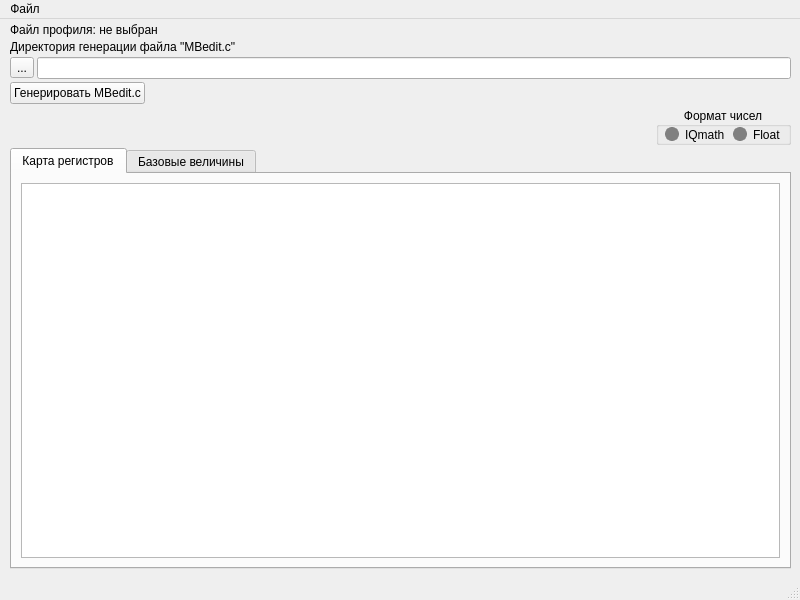
Arti-Goldmann/modbusEdit, file mainwindow.ui: the form before one commit.
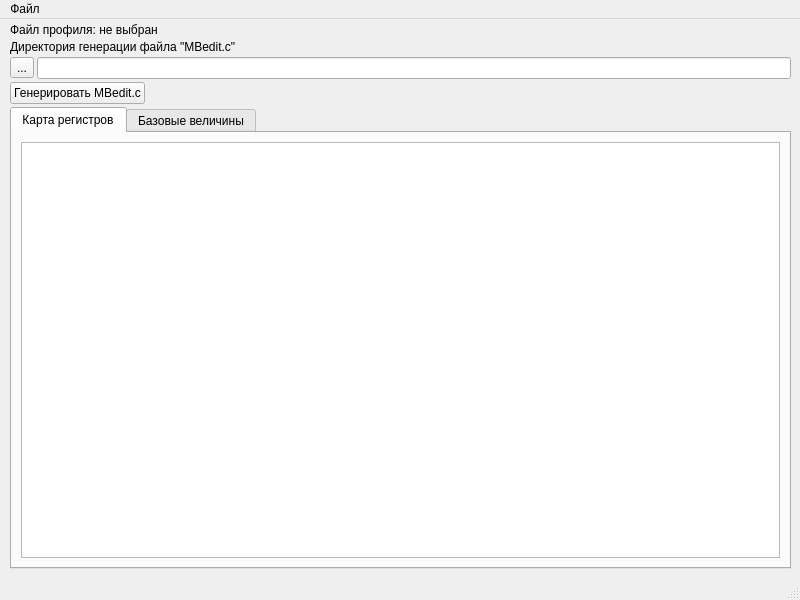
The form after the commit.

```diff
--- a/mainwindow.ui
+++ b/mainwindow.ui
@@ -66,62 +66,6 @@
       </property>
      </widget>
     </item>
-    <item alignment="Qt::AlignmentFlag::AlignRight">
-     <widget class="QGroupBox" name="groupBox">
-      <property name="styleSheet">
-       <string notr="true">QRadioButton::indicator {
-    border-radius: 7px;
-}
-
-QRadioButton::indicator:unchecked {
-    background-color: #808080;
-    border: 2px solid #808080;
-}
-
-QRadioButton::indicator:checked {
-    background-color: white;
-    border: 3px solid #808080;
-}</string>
-      </property>
-      <property name="title">
-       <string>Формат чисел</string>
-      </property>
-      <property name="alignment">
-       <set>Qt::AlignmentFlag::AlignCenter</set>
-      </property>
-      <layout class="QHBoxLayout" name="horizontalLayout_2">
-       <property name="spacing">
-        <number>7</number>
-       </property>
-       <property name="leftMargin">
-        <number>6</number>
-       </property>
-       <property name="topMargin">
-        <number>0</number>
-       </property>
-       <property name="rightMargin">
-        <number>6</number>
-       </property>
-       <property name="bottomMargin">
-        <number>0</number>
-       </property>
-       <item>
-        <widget class="QRadioButton" name="radioButton">
-         <property name="text">
-          <string>IQmath</string>
-         </property>
-        </widget>
-       </item>
-       <item>
-        <widget class="QRadioButton" name="radioButton_2">
-         <property name="text">
-          <string>Float</string>
-         </property>
-        </widget>
-       </item>
-      </layout>
-     </widget>
-    </item>
     <item>
      <widget class="QTabWidget" name="tabWidget">
       <property name="toolTip">
```
